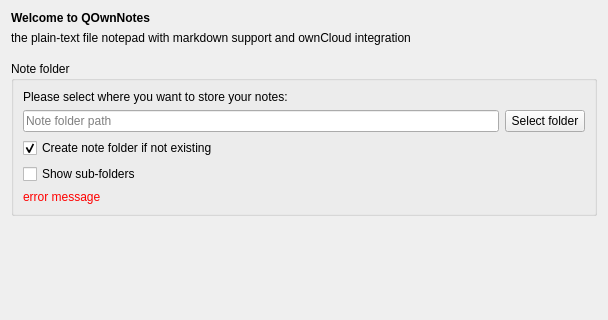
The window that src/dialogs/welcomedialog.ui (pbek/QOwnNotes) describes before a commit, drawn with Qt 5; both pictures show x 0 to 608 and y 0 to 320 of the 608 by 458 pixel window.
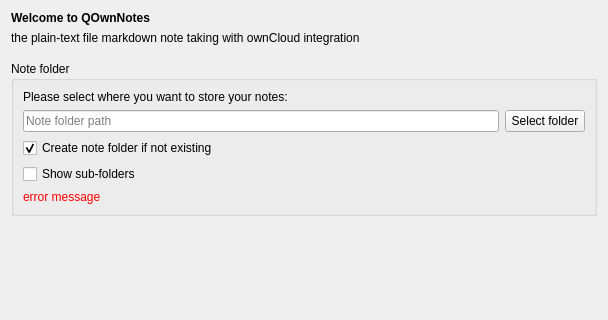
The same window after the commit. Icons and pictures are not drawn. Custom widgets are drawn as their Qt base class.

Diff of the .ui file:
```diff
--- a/src/dialogs/welcomedialog.ui
+++ b/src/dialogs/welcomedialog.ui
@@ -21,7 +21,7 @@
    <item row="1" column="0">
     <widget class="QLabel" name="subHeadlineLabel">
      <property name="text">
-      <string>the plain-text file notepad with markdown support and ownCloud integration</string>
+      <string>the plain-text file markdown note taking with ownCloud integration</string>
      </property>
      <property name="wordWrap">
       <bool>true</bool>
```
